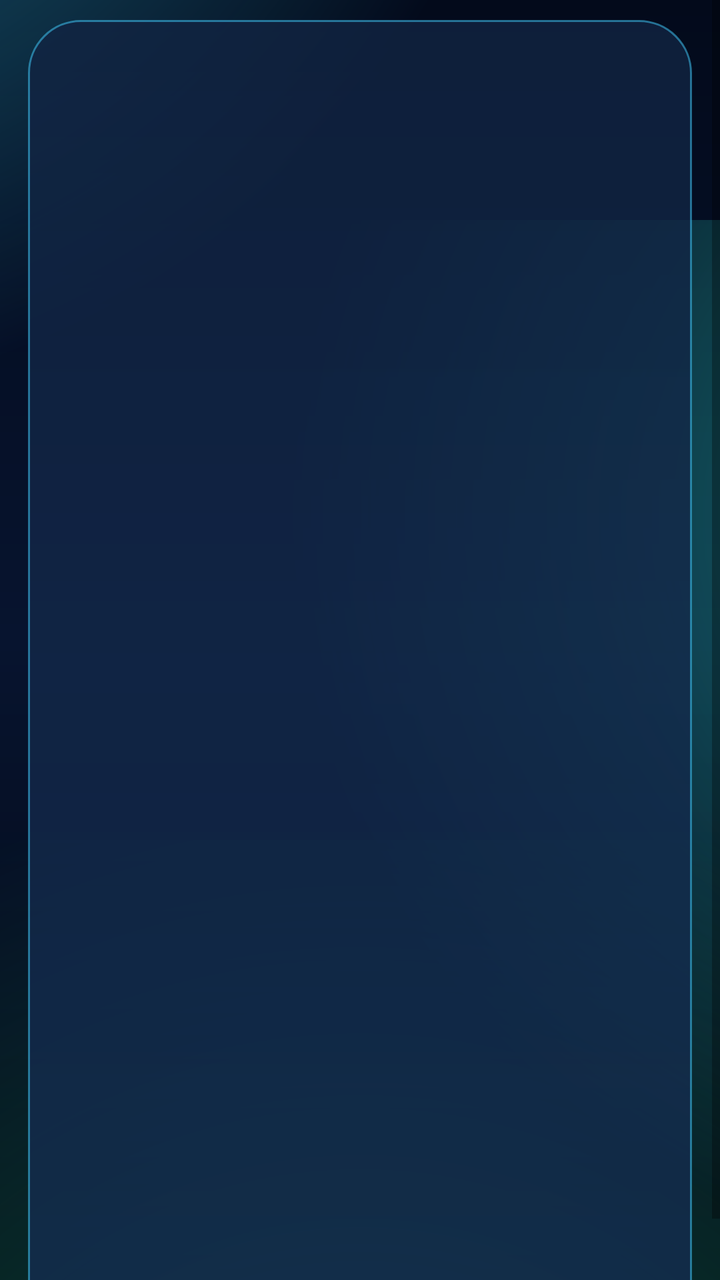
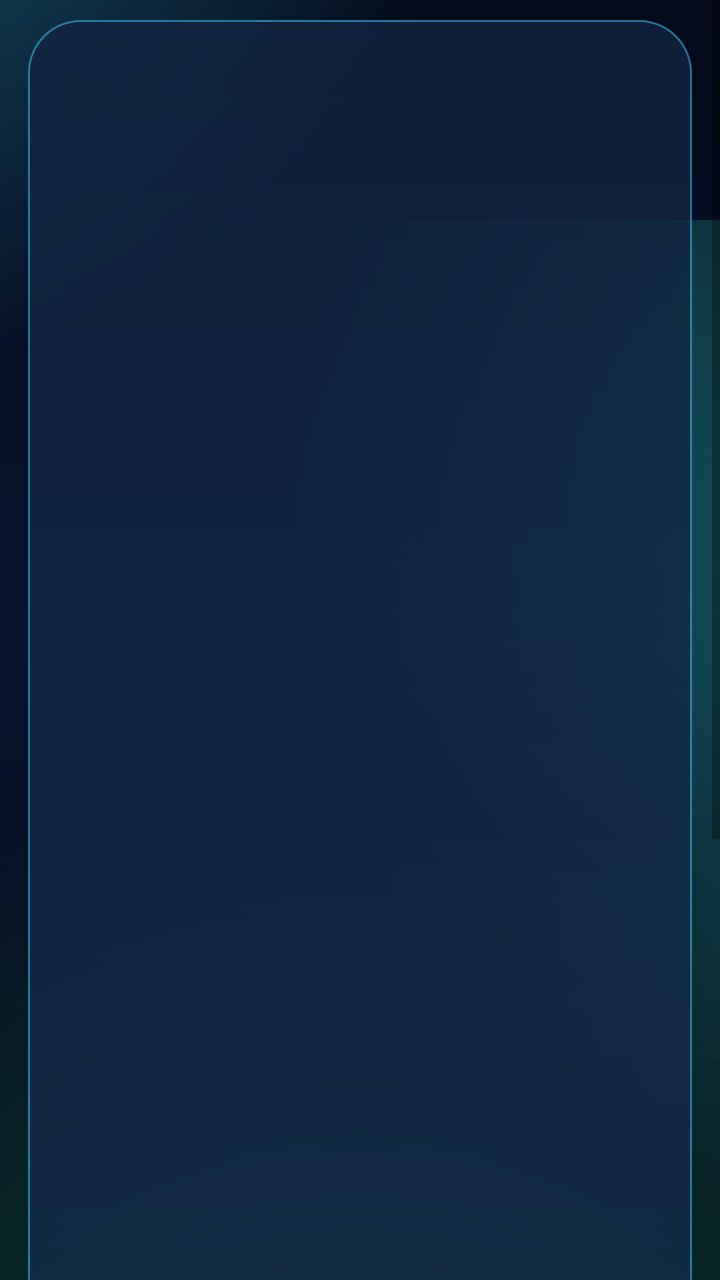

Compare the two renders of this Android layout. The source of the first and the diff that turns it into the second are given below.
<!-- AndroidManifest.xml: application theme Theme.DataPros -->
<!-- res/layout/fragment_menu_hub.xml -->
<?xml version="1.0" encoding="utf-8"?>
<ScrollView
    xmlns:android="http://schemas.android.com/apk/res/android"
    xmlns:app="http://schemas.android.com/apk/res-auto"
    android:layout_width="match_parent"
    android:layout_height="match_parent"
    android:background="@drawable/bg_dashboard_gradient"
    android:fillViewport="true">

    <LinearLayout
        android:id="@+id/content_panel"
        android:layout_width="match_parent"
        android:layout_height="wrap_content"
        android:layout_marginStart="14dp"
        android:layout_marginTop="10dp"
        android:layout_marginEnd="14dp"
        android:layout_marginBottom="10dp"
        android:animateLayoutChanges="true"
        android:background="@drawable/bg_content_panel"
        android:layoutAnimation="@anim/fx_stagger_in"
        android:orientation="vertical"
        android:padding="20dp">

        <TextView
            android:id="@+id/tv_hub_title"
            android:layout_width="match_parent"
            android:layout_height="wrap_content"
            android:textAppearance="@style/TextAppearance.DataPros.ModuleTitle"
            android:paddingBottom="4dp" />

        <TextView
            android:id="@+id/tv_hub_subtitle"
            android:layout_width="match_parent"
            android:layout_height="wrap_content"
            android:textAppearance="@style/TextAppearance.DataPros.ModuleSubtitle"
            android:paddingBottom="16dp" />

        <com.google.android.material.card.MaterialCardView
            android:id="@+id/card_action_1"
            android:layout_width="match_parent"
            android:layout_height="wrap_content"
            android:layout_marginBottom="12dp"
            app:cardCornerRadius="18dp"
            app:cardElevation="0dp">

            <LinearLayout
                android:layout_width="match_parent"
                android:layout_height="wrap_content"
                android:orientation="vertical"
                android:padding="16dp">

                <TextView
                    android:id="@+id/tv_action_1_title"
                    android:layout_width="match_parent"
                    android:layout_height="wrap_content"
                    android:textAppearance="@style/CardTitle"
                    android:paddingBottom="2dp" />

                <TextView
                    android:id="@+id/tv_action_1_subtitle"
                    android:layout_width="match_parent"
                    android:layout_height="wrap_content"
                    android:textAppearance="@style/TextAppearance.DataPros.ModuleSubtitle"
                    android:paddingBottom="12dp" />

                <com.google.android.material.button.MaterialButton
                    android:id="@+id/btn_action_1"
                    style="@style/Widget.MaterialComponents.Button.OutlinedButton"
                    android:layout_width="wrap_content"
                    android:layout_height="wrap_content"
                    app:iconGravity="textStart"
                    app:iconPadding="8dp" />

            </LinearLayout>
        </com.google.android.material.card.MaterialCardView>

        <com.google.android.material.card.MaterialCardView
            android:id="@+id/card_action_2"
            android:layout_width="match_parent"
            android:layout_height="wrap_content"
            android:layout_marginBottom="12dp"
            app:cardCornerRadius="18dp"
            app:cardElevation="0dp">

            <LinearLayout
                android:layout_width="match_parent"
                android:layout_height="wrap_content"
                android:orientation="vertical"
                android:padding="16dp">

                <TextView
                    android:id="@+id/tv_action_2_title"
                    android:layout_width="match_parent"
                    android:layout_height="wrap_content"
                    android:textAppearance="@style/CardTitle"
                    android:paddingBottom="2dp" />

                <TextView
                    android:id="@+id/tv_action_2_subtitle"
                    android:layout_width="match_parent"
                    android:layout_height="wrap_content"
                    android:textAppearance="@style/TextAppearance.DataPros.ModuleSubtitle"
                    android:paddingBottom="12dp" />

                <com.google.android.material.button.MaterialButton
                    android:id="@+id/btn_action_2"
                    style="@style/Widget.MaterialComponents.Button.OutlinedButton"
                    android:layout_width="wrap_content"
                    android:layout_height="wrap_content"
                    app:iconGravity="textStart"
                    app:iconPadding="8dp" />

            </LinearLayout>
        </com.google.android.material.card.MaterialCardView>

        <com.google.android.material.card.MaterialCardView
            android:id="@+id/card_action_3"
            android:layout_width="match_parent"
            android:layout_height="wrap_content"
            android:layout_marginBottom="0dp"
            app:cardCornerRadius="18dp"
            app:cardElevation="0dp">

            <LinearLayout
                android:layout_width="match_parent"
                android:layout_height="wrap_content"
                android:orientation="vertical"
                android:padding="16dp">

                <TextView
                    android:id="@+id/tv_action_3_title"
                    android:layout_width="match_parent"
                    android:layout_height="wrap_content"
                    android:textAppearance="@style/CardTitle"
                    android:paddingBottom="2dp" />

                <TextView
                    android:id="@+id/tv_action_3_subtitle"
                    android:layout_width="match_parent"
                    android:layout_height="wrap_content"
                    android:textAppearance="@style/TextAppearance.DataPros.ModuleSubtitle"
                    android:paddingBottom="12dp" />

                <com.google.android.material.button.MaterialButton
                    android:id="@+id/btn_action_3"
                    style="@style/Widget.MaterialComponents.Button.OutlinedButton"
                    android:layout_width="wrap_content"
                    android:layout_height="wrap_content"
                    app:iconGravity="textStart"
                    app:iconPadding="8dp" />

            </LinearLayout>
        </com.google.android.material.card.MaterialCardView>

        <View
            android:layout_width="match_parent"
            android:layout_height="94dp" />

    </LinearLayout>
</ScrollView>
<!-- resources referenced by this layout -->
<resources>
  <!-- drawable bg_content_panel (drawable) -->
  <?xml version="1.0" encoding="utf-8"?>
  <shape xmlns:android="http://schemas.android.com/apk/res/android"
      android:shape="rectangle">
      <corners android:radius="26dp" />
      <gradient
          android:angle="310"
          android:endColor="@color/fx_glass_surface_alt"
          android:startColor="@color/fx_glass_surface" />
      <stroke
          android:width="1dp"
          android:color="@color/fx_panel_stroke" />
  </shape>
  <style name="CardTitle" parent="TextAppearance.MaterialComponents.Headline6">
          <item name="android:textColor">@color/on_surface</item>
          <item name="android:textStyle">bold</item>
          <item name="android:fontFamily">sans-serif-medium</item>
          <item name="android:letterSpacing">0.01</item>
      </style>
  <style name="TextAppearance.DataPros.ModuleSubtitle" parent="TextAppearance.MaterialComponents.Body2">
          <item name="android:textColor">@color/subtitle</item>
          <item name="android:fontFamily">sans-serif</item>
          <item name="android:letterSpacing">0.015</item>
      </style>
  <style name="TextAppearance.DataPros.ModuleTitle" parent="TextAppearance.MaterialComponents.Headline4">
          <item name="android:textColor">@color/on_surface</item>
          <item name="android:textStyle">bold</item>
          <item name="android:fontFamily">sans-serif-medium</item>
          <item name="android:letterSpacing">0.015</item>
      </style>
  <color name="fx_glass_surface_alt">#BF142D52</color>
  <color name="fx_glass_surface">#CC102341</color>
  <color name="fx_panel_stroke">#8042CFFF</color>
  <color name="fx_atmosphere_mid">#FF07142F</color>
  <color name="fx_atmosphere_end">#FF020711</color>
  <color name="fx_atmosphere_start">#FF030A1B</color>
  <color name="fx_glow_primary">#8838D9FF</color>
  <color name="fx_glow_secondary">#6630FFDF</color>
  <color name="fx_glow_tertiary">#4D2AF7B2</color>
  <color name="on_surface">#EAF4FF</color>
  <color name="subtitle">#91A8CC</color>
  <color name="primary">#3CD8FF</color>
  <color name="primary_variant">#1296D8</color>
  <color name="secondary">#29F6C7</color>
  <color name="secondary_variant">#00B894</color>
  <color name="background">#040916</color>
  <color name="surface">#0C162B</color>
  <color name="on_primary">#011723</color>
  <color name="on_secondary">#001A12</color>
  <color name="on_background">#EAF4FF</color>
  <style name="Widget.DataPros.Card" parent="Widget.MaterialComponents.CardView">
          <item name="cardBackgroundColor">@color/surface</item>
          <item name="cardCornerRadius">18dp</item>
          <item name="cardElevation">0dp</item>
          <item name="strokeColor">@color/fx_panel_stroke</item>
          <item name="strokeWidth">1dp</item>
          <item name="rippleColor">@color/fx_glow_secondary</item>
      </style>
  <style name="Widget.DataPros.BottomNavigationView" parent="Widget.MaterialComponents.BottomNavigationView">
          <item name="android:elevation">0dp</item>
          <item name="itemHorizontalTranslationEnabled">false</item>
          <item name="itemIconTint">@color/nav_item_tint</item>
          <item name="itemTextColor">@color/nav_item_tint</item>
          <item name="itemRippleColor">@color/fx_glow_secondary</item>
          <item name="itemTextAppearanceActive">@style/TextAppearance.DataPros.NavLabel</item>
          <item name="itemTextAppearanceInactive">@style/TextAppearance.DataPros.NavLabel</item>
      </style>
  <style name="TextAppearance.DataPros.NavLabel" parent="TextAppearance.MaterialComponents.Caption">
          <item name="android:textSize">11sp</item>
          <item name="android:textStyle">bold</item>
          <item name="android:fontFamily">sans-serif-medium</item>
          <item name="android:letterSpacing">0.06</item>
      </style>
  <!-- unchanged entries left out for length: 4 -->
</resources>

<!-- the commit's change to res/layout/fragment_menu_hub.xml (unified diff, before → after) -->
@@ -117,6 +117,84 @@
             android:id="@+id/card_action_3"
             android:layout_width="match_parent"
             android:layout_height="wrap_content"
+            android:layout_marginBottom="12dp"
+            app:cardCornerRadius="18dp"
+            app:cardElevation="0dp">
+
+            <LinearLayout
+                android:layout_width="match_parent"
+                android:layout_height="wrap_content"
+                android:orientation="vertical"
+                android:padding="16dp">
+
+                <TextView
+                    android:id="@+id/tv_action_3_title"
+                    android:layout_width="match_parent"
+                    android:layout_height="wrap_content"
+                    android:textAppearance="@style/CardTitle"
+                    android:paddingBottom="2dp" />
+
+                <TextView
+                    android:id="@+id/tv_action_3_subtitle"
+                    android:layout_width="match_parent"
+                    android:layout_height="wrap_content"
+                    android:textAppearance="@style/TextAppearance.DataPros.ModuleSubtitle"
+                    android:paddingBottom="12dp" />
+
+                <com.google.android.material.button.MaterialButton
+                    android:id="@+id/btn_action_3"
+                    style="@style/Widget.MaterialComponents.Button.OutlinedButton"
+                    android:layout_width="wrap_content"
+                    android:layout_height="wrap_content"
+                    app:iconGravity="textStart"
+                    app:iconPadding="8dp" />
+
+            </LinearLayout>
+        </com.google.android.material.card.MaterialCardView>
+
+        <com.google.android.material.card.MaterialCardView
+            android:id="@+id/card_action_4"
+            android:layout_width="match_parent"
+            android:layout_height="wrap_content"
+            android:layout_marginBottom="12dp"
+            app:cardCornerRadius="18dp"
+            app:cardElevation="0dp">
+
+            <LinearLayout
+                android:layout_width="match_parent"
+                android:layout_height="wrap_content"
+                android:orientation="vertical"
+                android:padding="16dp">
+
+                <TextView
+                    android:id="@+id/tv_action_4_title"
+                    android:layout_width="match_parent"
+                    android:layout_height="wrap_content"
+                    android:textAppearance="@style/CardTitle"
+                    android:paddingBottom="2dp" />
+
+                <TextView
+                    android:id="@+id/tv_action_4_subtitle"
+                    android:layout_width="match_parent"
+                    android:layout_height="wrap_content"
+                    android:textAppearance="@style/TextAppearance.DataPros.ModuleSubtitle"
+                    android:paddingBottom="12dp" />
+
+                <com.google.android.material.button.MaterialButton
+                    android:id="@+id/btn_action_4"
+                    style="@style/Widget.MaterialComponents.Button.OutlinedButton"
+                    android:layout_width="wrap_content"
+                    android:layout_height="wrap_content"
+                    app:iconGravity="textStart"
+                    app:iconPadding="8dp" />
+
+            </LinearLayout>
+        </com.google.android.material.card.MaterialCardView>
+
+        <com.google.android.material.card.MaterialCardView
+            android:id="@+id/card_action_5"
+            android:layout_width="match_parent"
+            android:layout_height="wrap_content"
             android:layout_marginBottom="0dp"
             app:cardCornerRadius="18dp"
             app:cardElevation="0dp">
@@ -128,21 +206,21 @@
                 android:padding="16dp">
 
                 <TextView
-                    android:id="@+id/tv_action_3_title"
-                    android:layout_width="match_parent"
-                    android:layout_height="wrap_content"
-                    android:textAppearance="@style/CardTitle"
-                    android:paddingBottom="2dp" />
-
-                <TextView
-                    android:id="@+id/tv_action_3_subtitle"
-                    android:layout_width="match_parent"
-                    android:layout_height="wrap_content"
-                    android:textAppearance="@style/TextAppearance.DataPros.ModuleSubtitle"
-                    android:paddingBottom="12dp" />
-
-                <com.google.android.material.button.MaterialButton
-                    android:id="@+id/btn_action_3"
+                    android:id="@+id/tv_action_5_title"
+                    android:layout_width="match_parent"
+                    android:layout_height="wrap_content"
+                    android:textAppearance="@style/CardTitle"
+                    android:paddingBottom="2dp" />
+
+                <TextView
+                    android:id="@+id/tv_action_5_subtitle"
+                    android:layout_width="match_parent"
+                    android:layout_height="wrap_content"
+                    android:textAppearance="@style/TextAppearance.DataPros.ModuleSubtitle"
+                    android:paddingBottom="12dp" />
+
+                <com.google.android.material.button.MaterialButton
+                    android:id="@+id/btn_action_5"
                     style="@style/Widget.MaterialComponents.Button.OutlinedButton"
                     android:layout_width="wrap_content"
                     android:layout_height="wrap_content"
